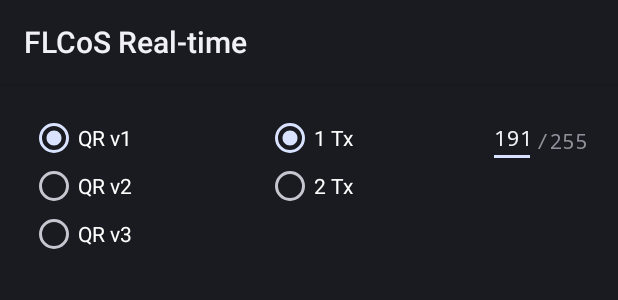
After one commit to mchavezt86/FLCoSRT01, an Android app: the layout selector_fragment.xml on its own in the app's theme, with its tools: preview values and no code run, on a phone screen of 412 x 824 dp. The commit adds this screen. Shown: the top 300 px of the screen. Run offline under Robolectric (Android 15) with nearby library versions, the phone set to English and light mode, and no system bars.

Commit message:
SelectorFragment.kt allows to pick the QR version, number of transmitters and the amount of data in RS.

```diff
--- a/app/src/main/java/com/android/flcosrt01/basic/CameraActivity.kt
+++ b/app/src/main/java/com/android/flcosrt01/basic/CameraActivity.kt
@@ -53,5 +53,10 @@ class CameraActivity : AppCompatActivity() {
         const val ANIMATION_FAST_MILLIS = 50L
         const val ANIMATION_SLOW_MILLIS = 100L
         private const val IMMERSIVE_FLAG_TIMEOUT = 500L
+
+        /** Global variables to control system */
+        var rsDataSize = 191
+        var qrBytes = 17
+        var numberOfTx = 1
     }
 }
--- a/app/src/main/java/com/android/flcosrt01/basic/ProcessingClass.kt
+++ b/app/src/main/java/com/android/flcosrt01/basic/ProcessingClass.kt
@@ -25,12 +25,15 @@ class ProcessingClass {
         // String of a decoded QR
         private lateinit var qrString : String
 
-        //Sizes for Reed Solomon Encoder
-        const val RS_DATA_SIZE = 191
-        private const val RS_PARITY_SIZE = 64
+        // Number of ROI (Constant for this Fragment)
+        private val NUMBER_OF_ROIs = CameraActivity.numberOfTx
+
+        //Sizes for Reed Solomon Encoder (Constant for this Fragment)
+        private val RS_DATA_SIZE = CameraActivity.rsDataSize //191
         private const val RS_TOTAL_SIZE = 255
+        private val RS_PARITY_SIZE = RS_TOTAL_SIZE - RS_DATA_SIZE //64
         //Number of bytes in a QR code, version 1: 17 bytes
-        private const val QR_BYTES = 17
+        private val QR_BYTES = CameraActivity.qrBytes //17
 
         /** Function to start the concurrent image processing of Mat objects and concurrent
          * attempts to decode QRs based on multi-threading.
@@ -189,7 +192,7 @@ class ProcessingClass {
             //Other variables
             val bin = Mat() //Mat for binarisation result
             val contours = MatVector() /*Contour detection returns a Mat Vector*/
-            roiArray.clear()
+            roiArray.clear() // This function needs to find 'X' ROIs at the same time.
 
             /*Image processing of the frame consists of:
             *- Adaptive Binarisation: large bin size allows to detect bigger features i.e. the FLC area
@@ -239,7 +242,7 @@ class ProcessingClass {
                             roiArray.add(rect)
                             Log.i("FLC","w=${rect.width()},h=${rect.height()}," +
                                     "x=${rect.x()},y=${rect.y()}")
-                            if (roiArray.size == 2) break@loop // break 'contours' for loop.
+                            if (roiArray.size == NUMBER_OF_ROIs) break@loop // break 'contours' for loop.
                         }
                     }
                 }
--- a/app/src/main/java/com/android/flcosrt01/basic/fragments/CameraFragment.kt
+++ b/app/src/main/java/com/android/flcosrt01/basic/fragments/CameraFragment.kt
@@ -222,7 +222,7 @@ class CameraFragment : Fragment() {
             v.translationY = (-insets.systemWindowInsetBottom).toFloat()
             insets.consumeSystemWindowInsets()
         }
-        progressBar.max = ProcessingClass.RS_DATA_SIZE
+        progressBar.max = CameraActivity.rsDataSize
 
         viewFinder.holder.addCallback(object : SurfaceHolder.Callback {
             override fun surfaceDestroyed(holder: SurfaceHolder) = Unit
@@ -688,7 +688,7 @@ class CameraFragment : Fragment() {
         private const val IMAGE_CAPTURE_TIMEOUT_MILLIS: Long = 5000
 
         /** Number of ROIs */
-        private const val NUMBER_OF_ROIs = 2
+        private val NUMBER_OF_ROIs = CameraActivity.numberOfTx
 
         /** Helper data class used to hold capture metadata with their associated image */
         data class CombinedCaptureResult(
--- a/app/src/main/java/com/android/flcosrt01/basic/fragments/SelectorFragment.kt
+++ b/app/src/main/java/com/android/flcosrt01/basic/fragments/SelectorFragment.kt
@@ -18,6 +18,7 @@ package com.android.flcosrt01.basic.fragments
 
 import android.annotation.SuppressLint
 import android.content.Context
+import android.graphics.Camera
 import android.graphics.ImageFormat
 import android.graphics.Rect
 import android.hardware.camera2.CameraCharacteristics
@@ -26,17 +27,22 @@ import android.hardware.camera2.CameraMetadata
 import android.hardware.camera2.params.StreamConfigurationMap
 import android.media.MediaRecorder
 import android.os.Bundle
+import android.text.TextWatcher
 import android.util.Log
 import android.util.Range
 import android.util.Size
 import android.view.LayoutInflater
 import android.view.View
 import android.view.ViewGroup
+import android.widget.EditText
+import android.widget.RadioGroup
 import android.widget.TextView
+import androidx.core.widget.addTextChangedListener
 import androidx.fragment.app.Fragment
 import androidx.navigation.Navigation
 import androidx.recyclerview.widget.LinearLayoutManager
 import androidx.recyclerview.widget.RecyclerView
+import com.android.flcosrt01.basic.CameraActivity
 import com.example.android.camera.utils.GenericListAdapter
 import com.android.flcosrt01.basic.R
 import java.awt.font.NumericShaper
@@ -47,13 +53,41 @@ class SelectorFragment : Fragment() {
             inflater: LayoutInflater,
             container: ViewGroup?,
             savedInstanceState: Bundle?
-    ): View? = RecyclerView(requireContext())
+    ): View? = inflater.inflate(R.layout.selector_fragment, container, false)
 
     @SuppressLint("MissingPermission")
     override fun onViewCreated(view: View, savedInstanceState: Bundle?) {
         super.onViewCreated(view, savedInstanceState)
-        view as RecyclerView
-        view.apply {
+
+        /* Get the radio values of the QR version */
+        val qrVersionRG = view.findViewById<RadioGroup>(R.id.code_version)
+        qrVersionRG.setOnCheckedChangeListener { _, checkedId ->
+             when (checkedId) {
+                 R.id.qr_v1 -> CameraActivity.qrBytes = 17
+                 R.id.qr_v2 -> CameraActivity.qrBytes = 32
+                 R.id.qr_v3 -> CameraActivity.qrBytes = 53
+                 else -> Log.d("QRv","QR version error")
+             }
+        }
+
+        /* Get the number of transmitters */
+        val numberOfTx = view.findViewById<RadioGroup>(R.id.n_tx)
+        numberOfTx.setOnCheckedChangeListener { _, checkedId ->
+            when (checkedId) {
+                R.id.tx_1 -> CameraActivity.numberOfTx = 1
+                R.id.tx_2 -> CameraActivity.numberOfTx = 2
+                else -> Log.d("NrOfTx","Error in number of transmitters")
+            }
+        }
+
+        val rsData = view.findViewById<EditText>(R.id.rs_data)
+        rsData.addTextChangedListener {
+            CameraActivity.rsDataSize =  rsData.text.toString().toInt()
+        }
+
+        //view as RecyclerView
+        val viewCamList = view.findViewById<RecyclerView>(R.id.camera_list)
+        viewCamList.apply {
             layoutManager = LinearLayoutManager(requireContext())
 
             val cameraManager =
--- /dev/null
+++ b/app/src/main/res/layout-land/selector_fragment.xml
@@ -0,0 +1,91 @@
+<?xml version="1.0" encoding="utf-8"?>
+<androidx.constraintlayout.widget.ConstraintLayout xmlns:android="http://schemas.android.com/apk/res/android"
+    xmlns:app="http://schemas.android.com/apk/res-auto"
+    xmlns:tools="http://schemas.android.com/tools"
+    android:layout_width="match_parent"
+    android:layout_height="match_parent">
+
+    <RadioGroup
+        android:id="@+id/code_version"
+        android:layout_width="wrap_content"
+        android:layout_height="wrap_content"
+        android:layout_marginStart="20dp"
+        android:layout_marginTop="20dp"
+        app:layout_constraintStart_toStartOf="parent"
+        app:layout_constraintTop_toTopOf="parent">
+
+        <RadioButton
+            android:id="@+id/qr_v1"
+            android:layout_width="wrap_content"
+            android:layout_height="wrap_content"
+            android:text="@string/qrv1" />
+
+        <RadioButton
+            android:id="@+id/qr_v2"
+            android:layout_width="wrap_content"
+            android:layout_height="wrap_content"
+            android:text="@string/qrv2" />
+
+        <RadioButton
+            android:id="@+id/qr_v3"
+            android:layout_width="wrap_content"
+            android:layout_height="wrap_content"
+            android:text="@string/qrv3" />
+    </RadioGroup>
+
+    <RadioGroup
+        android:id="@+id/n_tx"
+        android:layout_width="wrap_content"
+        android:layout_height="wrap_content"
+        android:layout_marginTop="20dp"
+        app:layout_constraintEnd_toStartOf="@+id/rs_data"
+        app:layout_constraintStart_toEndOf="@+id/code_version"
+        app:layout_constraintTop_toTopOf="parent">
+
+        <RadioButton
+            android:id="@+id/tx_1"
+            android:layout_width="match_parent"
+            android:layout_height="wrap_content"
+            android:text="@string/tx1" />
+
+        <RadioButton
+            android:id="@+id/tx_2"
+            android:layout_width="match_parent"
+            android:layout_height="wrap_content"
+            android:text="@string/tx2" />
+    </RadioGroup>
+
+    <EditText
+        android:id="@+id/rs_data"
+        android:layout_width="wrap_content"
+        android:layout_height="wrap_content"
+        android:layout_marginTop="16dp"
+        android:ems="2"
+        android:inputType="numberDecimal"
+        android:text="191"
+        android:textSize="14sp"
+        android:typeface="monospace"
+        app:layout_constraintEnd_toStartOf="@+id/rs_total"
+        app:layout_constraintTop_toTopOf="parent" />
+
+    <TextView
+        android:id="@+id/rs_total"
+        android:layout_width="wrap_content"
+        android:layout_height="wrap_content"
+        android:layout_marginEnd="10dp"
+        android:text="@string/rs_total"
+        android:typeface="monospace"
+        app:layout_constraintBottom_toBottomOf="@+id/rs_data"
+        app:layout_constraintEnd_toStartOf="@+id/recyclerView"
+        app:layout_constraintTop_toTopOf="@+id/rs_data"
+        app:layout_constraintVertical_bias="0.523" />
+
+    <androidx.recyclerview.widget.RecyclerView
+        android:id="@+id/recyclerView"
+        android:layout_width="wrap_content"
+        android:layout_height="0dp"
+        app:layout_constraintBottom_toBottomOf="parent"
+        app:layout_constraintEnd_toEndOf="parent"
+        app:layout_constraintTop_toTopOf="parent"
+        app:layout_constraintVertical_bias="1.0" />
+</androidx.constraintlayout.widget.ConstraintLayout>
--- /dev/null
+++ b/app/src/main/res/layout/selector_fragment.xml
@@ -0,0 +1,94 @@
+<?xml version="1.0" encoding="utf-8"?>
+<androidx.constraintlayout.widget.ConstraintLayout xmlns:android="http://schemas.android.com/apk/res/android"
+    xmlns:app="http://schemas.android.com/apk/res-auto"
+    xmlns:tools="http://schemas.android.com/tools"
+    android:layout_width="match_parent"
+    android:layout_height="match_parent">
+
+    <RadioGroup
+        android:id="@+id/code_version"
+        android:layout_width="wrap_content"
+        android:layout_height="wrap_content"
+        android:layout_marginStart="20dp"
+        android:layout_marginTop="20dp"
+        android:checkedButton="@id/qr_v1"
+        app:layout_constraintStart_toStartOf="parent"
+        app:layout_constraintTop_toTopOf="parent">
+
+        <RadioButton
+            android:id="@+id/qr_v1"
+            android:layout_width="wrap_content"
+            android:layout_height="wrap_content"
+            android:text="@string/qrv1" />
+
+        <RadioButton
+            android:id="@+id/qr_v2"
+            android:layout_width="wrap_content"
+            android:layout_height="wrap_content"
+            android:text="@string/qrv2" />
+
+        <RadioButton
+            android:id="@+id/qr_v3"
+            android:layout_width="wrap_content"
+            android:layout_height="wrap_content"
+            android:text="@string/qrv3" />
+    </RadioGroup>
+
+    <RadioGroup
+        android:id="@+id/n_tx"
+        android:layout_width="wrap_content"
+        android:layout_height="wrap_content"
+        android:layout_marginTop="20dp"
+        android:checkedButton="@id/tx_1"
+        app:layout_constraintEnd_toStartOf="@+id/rs_data"
+        app:layout_constraintStart_toEndOf="@+id/code_version"
+        app:layout_constraintTop_toTopOf="parent">
+
+        <RadioButton
+            android:id="@+id/tx_1"
+            android:layout_width="match_parent"
+            android:layout_height="wrap_content"
+            android:text="@string/tx1" />
+
+        <RadioButton
+            android:id="@+id/tx_2"
+            android:layout_width="match_parent"
+            android:layout_height="wrap_content"
+            android:text="@string/tx2" />
+    </RadioGroup>
+
+    <EditText
+        android:id="@+id/rs_data"
+        android:layout_width="wrap_content"
+        android:layout_height="wrap_content"
+        android:layout_marginTop="16dp"
+        android:ems="2"
+        android:inputType="numberDecimal"
+        android:text="191"
+        android:textSize="14sp"
+        android:typeface="monospace"
+        app:layout_constraintEnd_toStartOf="@+id/rs_total"
+        app:layout_constraintTop_toTopOf="parent" />
+
+    <TextView
+        android:id="@+id/rs_total"
+        android:layout_width="wrap_content"
+        android:layout_height="wrap_content"
+        android:layout_marginEnd="20dp"
+        android:text="@string/rs_total"
+        android:typeface="monospace"
+        app:layout_constraintBottom_toBottomOf="@+id/rs_data"
+        app:layout_constraintEnd_toEndOf="parent"
+        app:layout_constraintTop_toTopOf="@+id/rs_data"
+        app:layout_constraintVertical_bias="0.571" />
+
+    <androidx.recyclerview.widget.RecyclerView
+        android:id="@+id/camera_list"
+        android:layout_width="0dp"
+        android:layout_height="0dp"
+        android:layout_marginTop="10dp"
+        app:layout_constraintBottom_toBottomOf="parent"
+        app:layout_constraintEnd_toEndOf="parent"
+        app:layout_constraintStart_toStartOf="parent"
+        app:layout_constraintTop_toBottomOf="@+id/code_version" />
+</androidx.constraintlayout.widget.ConstraintLayout>
--- a/app/src/main/res/values/strings.xml
+++ b/app/src/main/res/values/strings.xml
@@ -16,4 +16,10 @@
 <resources>
     <string name="app_name">FLCoS Real-time</string>
     <string name="capture">Capture</string>
+    <string name="qrv1">QR v1</string>
+    <string name="qrv2">QR v2</string>
+    <string name="qrv3">QR v3</string>
+    <string name="tx1">1 Tx</string>
+    <string name="tx2">2 Tx</string>
+    <string name="rs_total">/255</string>
 </resources>
```
